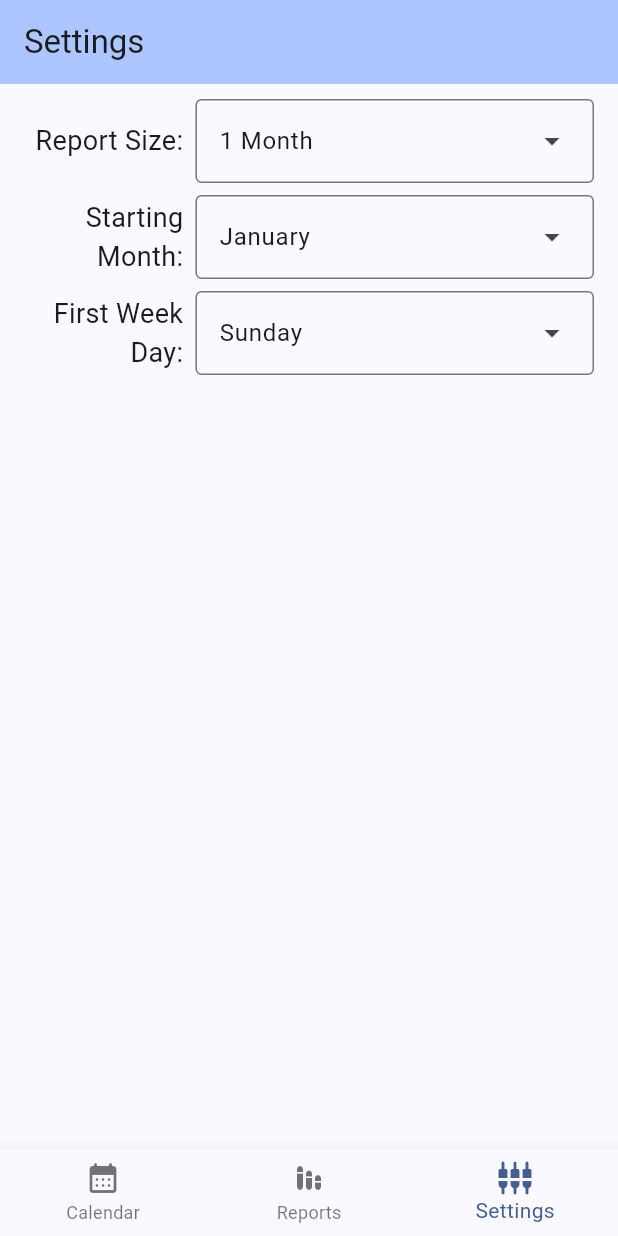
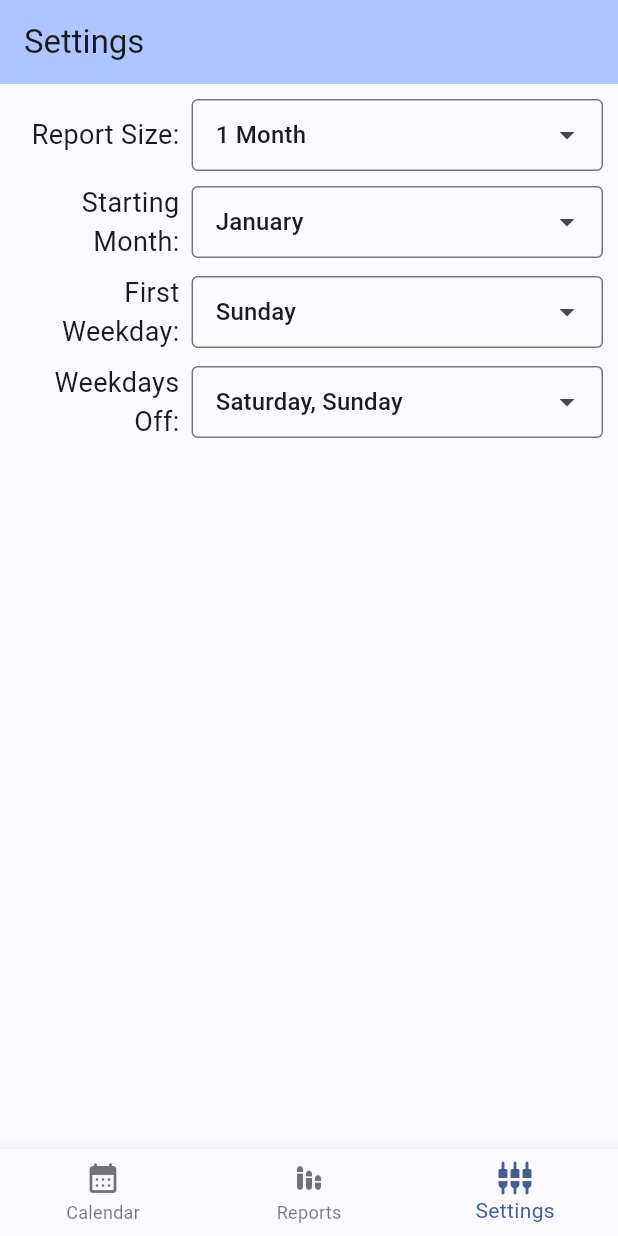
Before and after one commit to fmolina199/office-tracker, a Flutter app: the screen it shows after launch, item 3 of the bottom bar chosen, on a phone screen of 412 x 824 dp. Run offline on Flutter 3.47's test engine with Material 3 defaults, Android fonts, the phone set to English and light mode, and no system bars; drawn by our look-alikes of dropdown_search; our stand-ins replace flutter_local_notifications, geolocator, logger, shared_preferences.

Commit message:
Settings screen

```diff
--- a/lib/constants/menus.dart
+++ b/lib/constants/menus.dart
@@ -1,37 +1,34 @@
-import 'package:flutter/material.dart';
-
 /// Calendar
-final List<DropdownMenuEntry<int>> months = [
-  DropdownMenuEntry(value: DateTime.january, label: 'January'),
-  DropdownMenuEntry(value: DateTime.february, label: 'February'),
-  DropdownMenuEntry(value: DateTime.march, label: 'March'),
-  DropdownMenuEntry(value: DateTime.april, label: 'April'),
-  DropdownMenuEntry(value: DateTime.may, label: 'May'),
-  DropdownMenuEntry(value: DateTime.june, label: 'June'),
-  DropdownMenuEntry(value: DateTime.july, label: 'July'),
-  DropdownMenuEntry(value: DateTime.august, label: 'August'),
-  DropdownMenuEntry(value: DateTime.september, label: 'September'),
-  DropdownMenuEntry(value: DateTime.october, label: 'October'),
-  DropdownMenuEntry(value: DateTime.november, label: 'November'),
-  DropdownMenuEntry(value: DateTime.december, label: 'December'),
+const weekdayList = [
+  DateTime.saturday,
+  DateTime.sunday,
+  DateTime.monday,
+  DateTime.tuesday,
+  DateTime.wednesday,
+  DateTime.thursday,
+  DateTime.friday,
 ];
-
-final List<DropdownMenuEntry<int>> weekDays = [
-  DropdownMenuEntry(value: DateTime.sunday, label: 'Sunday'),
-  DropdownMenuEntry(value: DateTime.monday, label: 'Monday'),
-  DropdownMenuEntry(value: DateTime.tuesday, label: 'Tuesday'),
-  DropdownMenuEntry(value: DateTime.wednesday, label: 'Wednesday'),
-  DropdownMenuEntry(value: DateTime.thursday, label: 'Thursday'),
-  DropdownMenuEntry(value: DateTime.friday, label: 'Friday'),
-  DropdownMenuEntry(value: DateTime.saturday, label: 'Saturday'),
+const monthList = [
+  DateTime.january,
+  DateTime.february,
+  DateTime.march,
+  DateTime.april,
+  DateTime.may,
+  DateTime.june,
+  DateTime.july,
+  DateTime.august,
+  DateTime.september,
+  DateTime.october,
+  DateTime.november,
+  DateTime.december,
 ];
 
 
 /// Settings Screen
-final List<DropdownMenuEntry<int>> reportSizes = [
-  DropdownMenuEntry(value: 1, label: '1 Month'),
-  DropdownMenuEntry(value: 2, label: '2 Months'),
-  DropdownMenuEntry(value: 3, label: '3 Months'),
-  DropdownMenuEntry(value: 4, label: '4 Months'),
-  DropdownMenuEntry(value: 6, label: '6 Months'),
+const reportSizeList = [
+  1, // 1 Month
+  2, // 2 Months
+  3, // 3 Months
+  4, // 4 Months
+  6, // 6 Months
 ];
--- a/lib/screens/calendar_screen.dart
+++ b/lib/screens/calendar_screen.dart
@@ -72,6 +72,7 @@ class _CalendarScreenState extends State<CalendarScreen> {
       getCurrentMonthDate(),
       Settings().firstWeekday,
     );
+    final List<int> weekdaysOff = [DateTime.sunday, DateTime.saturday];
     return ConstrainedBox(
       constraints: BoxConstraints(
         maxWidth: 1000,
@@ -94,26 +95,32 @@ class _CalendarScreenState extends State<CalendarScreen> {
             WeekdaysRow(firstWeekday: firstWeekday),
             CalendarRow(
               date: firstDayCalendar,
+              weekdaysOff: weekdaysOff,
               presenceHistory: presenceHistory,
             ),
             CalendarRow(
               date: firstDayCalendar.add(weekDuration),
+              weekdaysOff: weekdaysOff,
               presenceHistory: presenceHistory,
             ),
             CalendarRow(
               date: firstDayCalendar.add(weekDuration * 2),
+              weekdaysOff: weekdaysOff,
               presenceHistory: presenceHistory,
             ),
             CalendarRow(
               date: firstDayCalendar.add(weekDuration * 3),
+              weekdaysOff: weekdaysOff,
               presenceHistory: presenceHistory,
             ),
             CalendarRow(
               date: firstDayCalendar.add(weekDuration * 4),
+              weekdaysOff: weekdaysOff,
               presenceHistory: presenceHistory,
             ),
             CalendarRow(
               date: firstDayCalendar.add(weekDuration * 5),
+              weekdaysOff: weekdaysOff,
               presenceHistory: presenceHistory,
             ),
           ],
--- a/lib/screens/home_screen.dart
+++ b/lib/screens/home_screen.dart
@@ -1,10 +1,8 @@
 import 'package:flutter/material.dart';
-import 'package:office_tracker/model/settings.dart';
 import 'package:office_tracker/screens/calendar_screen.dart';
 import 'package:office_tracker/screens/report_screen.dart';
 import 'package:office_tracker/screens/settings_screen.dart';
 import 'package:office_tracker/utils/logging_util.dart';
-import 'package:office_tracker/widgets/tracker_history/model/tracker_history.dart';
 
 class HomeScreen extends StatefulWidget {
   const HomeScreen({super.key});
--- a/lib/screens/settings_screen.dart
+++ b/lib/screens/settings_screen.dart
@@ -1,7 +1,10 @@
+import 'package:dropdown_search/dropdown_search.dart';
 import 'package:flutter/material.dart';
 import 'package:office_tracker/constants/menus.dart';
 import 'package:office_tracker/constants/sizes.dart';
-import 'package:office_tracker/widgets/forms/inputs/labeled_dropdown_menu.dart';
+import 'package:office_tracker/model/settings.dart';
+import 'package:office_tracker/utils/label_utils.dart';
+import 'package:office_tracker/widgets/forms/inputs/labeled_menu.dart';
 
 class SettingsScreen extends StatefulWidget {
   const SettingsScreen({super.key});
@@ -12,37 +15,58 @@ class SettingsScreen extends StatefulWidget {
 
 const height = 48.0;
 class _SettingsScreenState extends State<SettingsScreen> {
-  int reportSize = reportSizes.first.value;
-  int reportStartingMonth = months.first.value;
-  int calendarFirstWeekDay = weekDays.first.value;
+  int reportSize = 1;
+  int reportStartingMonth = DateTime.january;
+  int calendarFirstWeekday = DateTime.sunday;
+  List<int> weekdaysOff = Settings.defaultWeekdaysOff;
 
   @override
   Widget build(BuildContext context) {
     return ConstrainedBox(
       constraints: BoxConstraints(
-        maxWidth: 400,
+        maxWidth: 600,
       ),
       child: Padding(
         padding: const EdgeInsets.all(formHorizontalPadding),
         child: Column(
           spacing: betweenItemsSpace,
           children: [
-            LabeledDropdownMenu(
-                text: 'Report Size:',
-                initialSelection: reportSize,
-                menuEntries: reportSizes
+            LabeledMenu(
+              text: 'Report Size:',
+              child: DropdownSearch<int>(
+                selectedItem: reportSize,
+                items: (f, cs) => reportSizeList,
+                itemAsString: (item) => getReportSizeLabel(item),
+                onSaved: (newValue) => reportSize = newValue ?? 1,
+              ),
             ),
-            LabeledDropdownMenu(
-                text: 'Starting Month:',
-                initialSelection: reportStartingMonth,
-                menuEntries: months
+            LabeledMenu(
+              text: 'Starting Month:',
+              child: DropdownSearch<int>(
+                selectedItem: reportStartingMonth,
+                items: (f, cs) => monthList,
+                itemAsString: (item) => getMonthLabel(item),
+                onSaved: (newValue) => reportStartingMonth = newValue ?? DateTime.january,
+              ),
             ),
-            LabeledDropdownMenu(
-                text: 'First Week Day:',
-                initialSelection: calendarFirstWeekDay,
-                menuEntries: weekDays
+            LabeledMenu(
+              text: 'First Weekday:',
+              child: DropdownSearch<int>(
+                selectedItem: calendarFirstWeekday,
+                items: (f, cs) => weekdayList,
+                itemAsString: (item) => getWeekdayLabel(item),
+                onSaved: (newValue) => calendarFirstWeekday = newValue ?? DateTime.sunday,
+              ),
             ),
-            //TODO add option to select which days of the week someone is off (default to sat and sun)
+            LabeledMenu(
+                text: 'Weekdays Off:',
+                child: DropdownSearch<int>.multiSelection(
+                  selectedItems: weekdaysOff,
+                  items: (f, cs) => weekdayList,
+                  itemAsString: (item) => getWeekdayLabel(item),
+                  onSaved: (newValue) => weekdaysOff = newValue ?? Settings.defaultWeekdaysOff,
+                ),
+            ),
           ],
         ),
       ),
--- a/lib/utils/label_utils.dart
+++ b/lib/utils/label_utils.dart
@@ -1,5 +1,7 @@
-String getWeekdayLabel(int weekDay) {
-  switch(weekDay) {
+import 'package:office_tracker/constants/menus.dart';
+
+String getWeekdayLabel(int weekday) {
+  switch(weekday) {
     case DateTime.saturday:
       return 'Saturday';
     case DateTime.monday:
@@ -16,10 +18,10 @@ String getWeekdayLabel(int weekDay) {
       return 'Sunday';
   }
   throw RangeError.index(
-    weekDay,
+    weekday,
     DateTime,
     'Invalid weekday index',
-    'Index $weekDay is invalid'
+    'Index $weekday is invalid'
   );
 }
 
@@ -57,3 +59,24 @@ String getMonthLabel(int month) {
       'Index $month is invalid'
   );
 }
+
+String getReportSizeLabel(int size) {
+  switch(size) {
+    case 1:
+      return '1 Month';
+    case 2:
+      return '2 Months';
+    case 3:
+      return '3 Months';
+    case 4:
+      return '4 Months';
+    case 6:
+      return '6 Months';
+  }
+  throw RangeError.index(
+      size,
+      reportSizeList,
+      'Invalid report size',
+      'Index $size is invalid'
+  );
+}
--- a/lib/widgets/calendar/model/presence_options.dart
+++ b/lib/widgets/calendar/model/presence_options.dart
@@ -10,6 +10,7 @@ enum PresenceEnum {
 
 PresenceEnum getPresenceStatus({
   required DateTime date,
+  required List<int> weekdaysOff,
   required TrackerHistory presenceHistory,
   TrackerHistory? holidayHistory,
 }) {
@@ -17,8 +18,7 @@ PresenceEnum getPresenceStatus({
     return PresenceEnum.present;
   }
 
-  if (date.weekday == DateTime.saturday
-      || date.weekday == DateTime.sunday
+  if (weekdaysOff.contains(date.weekday)
       || DateTime.now().isBefore(date)
       || (holidayHistory != null
           && holidayHistory.isPresent(date))
--- a/lib/widgets/calendar/widgets/calendar_row.dart
+++ b/lib/widgets/calendar/widgets/calendar_row.dart
@@ -6,12 +6,14 @@ import 'package:office_tracker/widgets/tracker_history/model/tracker_history.dar
 
 class CalendarRow extends StatelessWidget {
   final DateTime date;
+  final List<int> weekdaysOff;
   final TrackerHistory<DateTime> presenceHistory;
   final TrackerHistory<DateTime>? holidayHistory;
 
   const CalendarRow({
     super.key,
     required this.date,
+    required this.weekdaysOff,
     required this.presenceHistory,
     this.holidayHistory,
   });
@@ -26,6 +28,7 @@ class CalendarRow extends StatelessWidget {
           date: countDate,
           presenceStatus: getPresenceStatus(
               date: countDate,
+              weekdaysOff: weekdaysOff,
               presenceHistory: presenceHistory,
               holidayHistory: holidayHistory)
       ));
--- a/lib/widgets/forms/inputs/labeled_dropdown_menu.dart
+++ b/lib/widgets/forms/inputs/labeled_menu.dart
@@ -1,18 +1,14 @@
 import 'package:flutter/material.dart';
 import 'package:office_tracker/constants/sizes.dart';
 
-class LabeledDropdownMenu<T> extends StatelessWidget {
+class LabeledMenu<T> extends StatelessWidget {
   final String text;
-  final T initialSelection;
-  final List<DropdownMenuEntry<T>> menuEntries;
-  final ValueChanged<T?>? onSelected;
+  final Widget child;
 
-  const LabeledDropdownMenu({
+  const LabeledMenu({
     super.key,
     required this.text,
-    required this.initialSelection,
-    required this.menuEntries,
-    this.onSelected,
+    required this.child
   });
 
   @override
@@ -32,12 +28,7 @@ class LabeledDropdownMenu<T> extends StatelessWidget {
         ),
         Expanded(
           flex: inputFlexValue,
-          child: DropdownMenu<T>(
-            expandedInsets: EdgeInsets.zero,
-            initialSelection: initialSelection,
-            onSelected: onSelected,
-            dropdownMenuEntries: menuEntries,
-          ),
+          child: child,
         ),
       ],
     );
--- a/pubspec.yaml
+++ b/pubspec.yaml
@@ -40,6 +40,7 @@ dependencies:
   geolocator: ^14.0.2
   flutter_local_notifications: ^19.5.0
   shared_preferences: ^2.5.3
+  dropdown_search: ^6.0.2
 
 dev_dependencies:
   flutter_test:
```
Also changed, not shown: pubspec.lock, 1 other file. Lines whose indentation alone changed are shown as unchanged.
